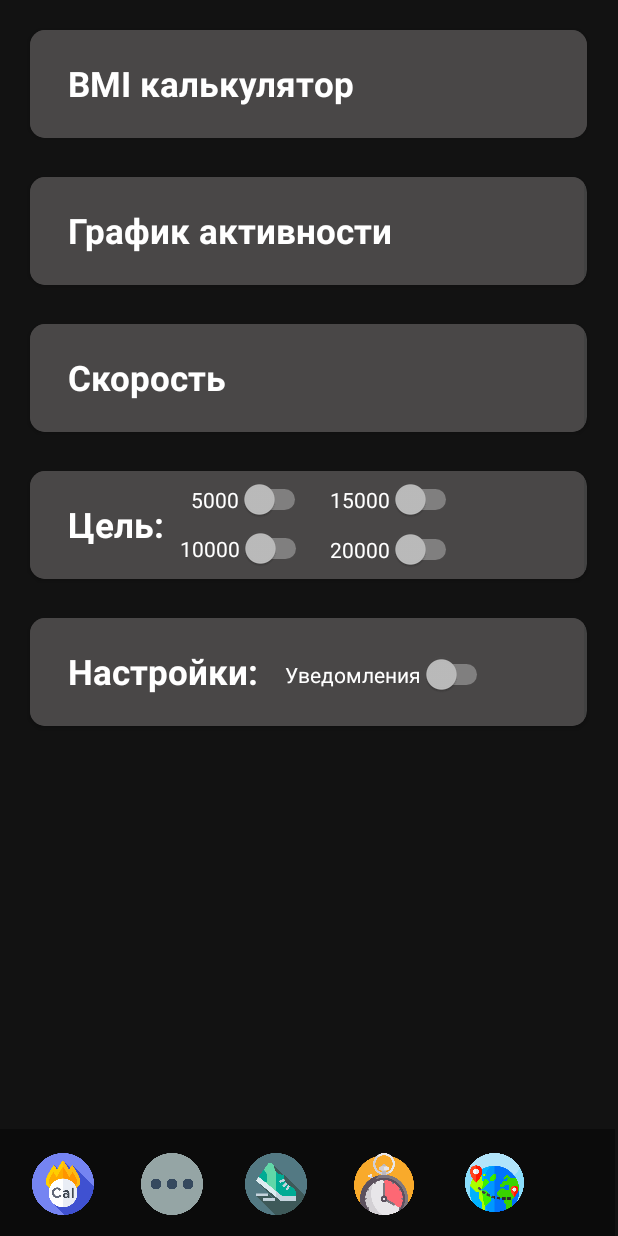
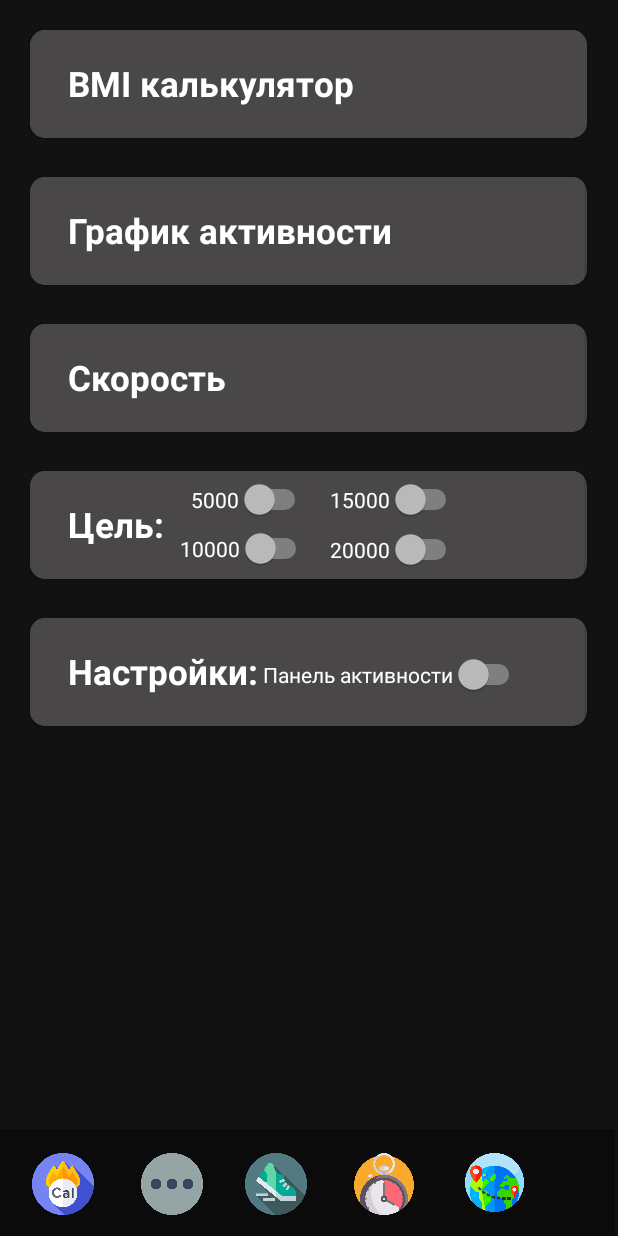
Before and after one commit to Antuh/FitnessTracker-Antuh, an Android app: the MainActivity7 screen opened directly, with no data from a screen before it, on a phone screen of 412 x 824 dp. Run offline under Robolectric (Android 15) with nearby library versions, the phone set to English and light mode, and no system bars.

Commit message:
Initial fourteen commit

```diff
--- a/app/src/main/res/layout/activity_main7.xml
+++ b/app/src/main/res/layout/activity_main7.xml
@@ -285,9 +285,9 @@
                 android:id="@+id/swseting"
                 android:layout_width="wrap_content"
                 android:layout_height="wrap_content"
-                android:layout_marginLeft="170dp"
+                android:layout_marginLeft="155dp"
                 android:layout_marginTop="-27dp"
-                android:text="Уведомления" />
+                android:text="Панель активности" />
 
         </LinearLayout>
 
```
Also changed, not shown: app/src/main/AndroidManifest.xml (+9 -0 lines), app/src/main/java/com/example/fitnesstracker/MainActivity7.kt (+11 -1 lines).
